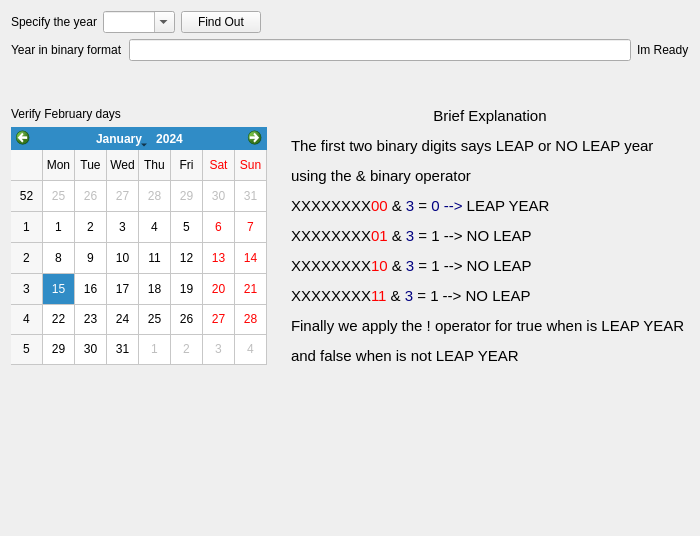
Old version of the form widgetmain.ui in the repository Infotronica/leapYear.
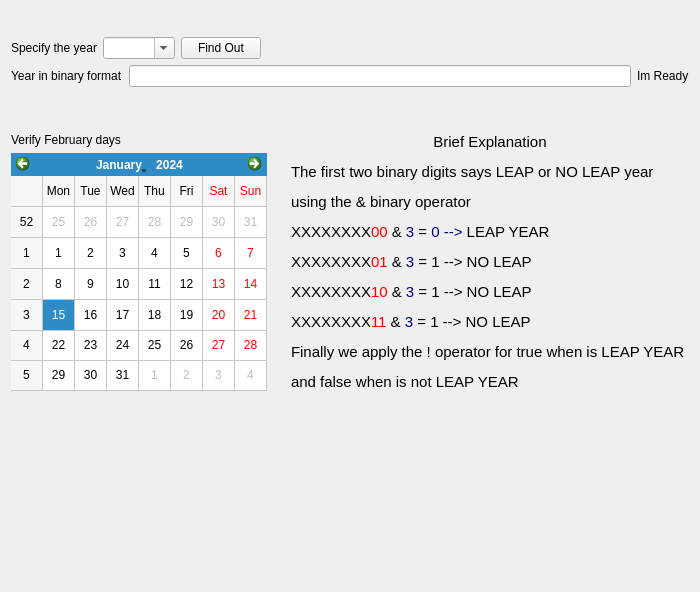
New version of the form. Icons and pictures are not drawn.

```diff
--- a/widgetmain.ui
+++ b/widgetmain.ui
@@ -7,13 +7,43 @@
     <x>0</x>
     <y>0</y>
     <width>700</width>
-    <height>536</height>
+    <height>592</height>
    </rect>
   </property>
   <property name="windowTitle">
    <string>WidgetMain</string>
   </property>
   <layout class="QVBoxLayout" name="verticalLayout">
+   <item>
+    <layout class="QHBoxLayout" name="horizontalLayout_3">
+     <item>
+      <widget class="QLabel" name="label_5">
+       <property name="text">
+        <string/>
+       </property>
+       <property name="pixmap">
+        <pixmap resource="appresources.qrc">:/img/infotronicaH.png</pixmap>
+       </property>
+       <property name="scaledContents">
+        <bool>true</bool>
+       </property>
+      </widget>
+     </item>
+     <item>
+      <spacer name="horizontalSpacer_2">
+       <property name="orientation">
+        <enum>Qt::Horizontal</enum>
+       </property>
+       <property name="sizeHint" stdset="0">
+        <size>
+         <width>40</width>
+         <height>20</height>
+        </size>
+       </property>
+      </spacer>
+     </item>
+    </layout>
+   </item>
    <item>
     <layout class="QHBoxLayout" name="horizontalLayout_2">
      <item>
```
Left out of the diff: 6 changed lines with no effect on the pictures.
